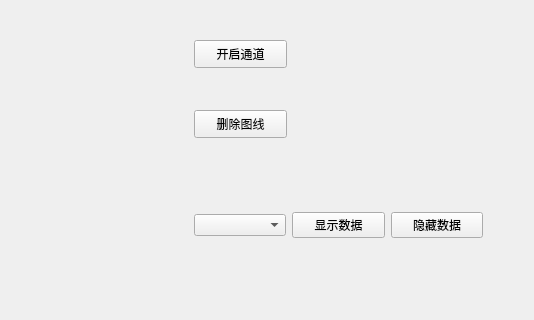
First picture: the form in components/Charts/charts.ui, repository xutongxin1/WirelessMonitor, before the edit; both pictures show x 546 to 1080 and y 0 to 320 of the 1080 by 620 pixel window.
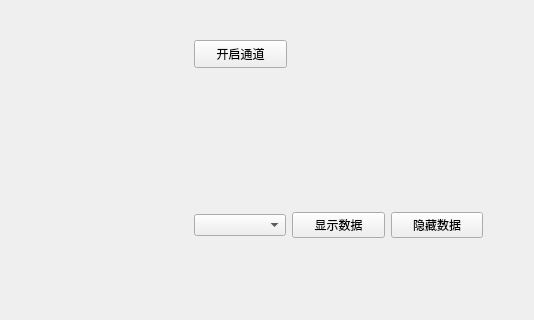
Second picture: the form after the edit. Custom widgets are drawn as their Qt base class.

```diff
--- a/components/Charts/charts.ui
+++ b/components/Charts/charts.ui
@@ -42,19 +42,6 @@
     <bool>false</bool>
    </property>
   </widget>
-  <widget class="QPushButton" name="pushButton_2">
-   <property name="geometry">
-    <rect>
-     <x>740</x>
-     <y>110</y>
-     <width>93</width>
-     <height>28</height>
-    </rect>
-   </property>
-   <property name="text">
-    <string>删除图线</string>
-   </property>
-  </widget>
   <widget class="QWidget" name="layoutWidget">
    <property name="geometry">
     <rect>
```
